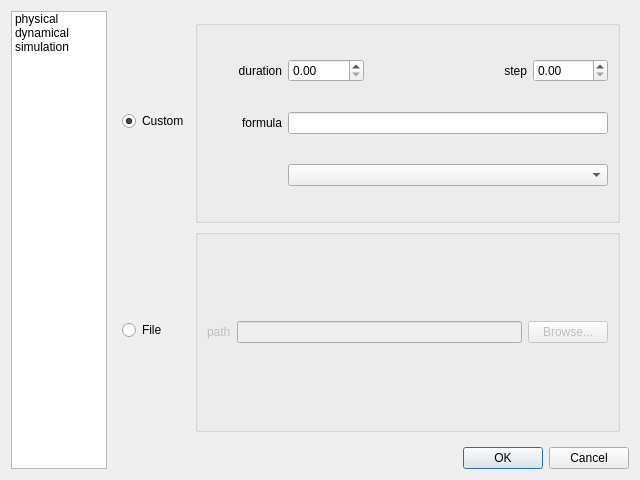
The window that trunk/Projet/trunk/Ui/parametersDialog.ui (BackupTheBerlios/qtfin-svn) describes before a commit, drawn with Qt 5.
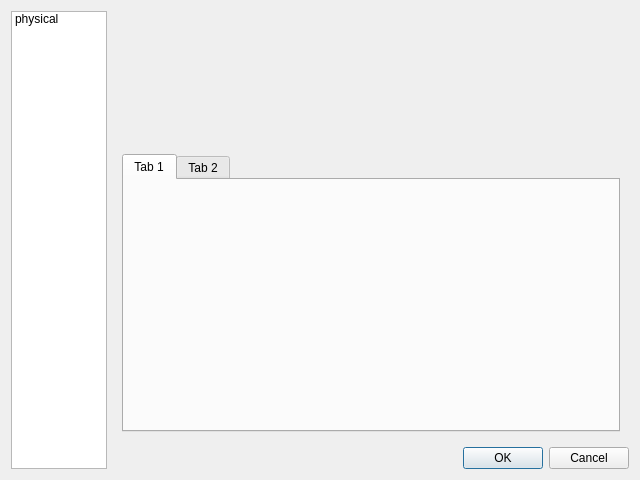
The same window after the commit.

```diff
--- a/trunk/Projet/trunk/Ui/parametersDialog.ui
+++ b/trunk/Projet/trunk/Ui/parametersDialog.ui
@@ -57,22 +57,12 @@
        <string>physical</string>
       </property>
      </item>
-     <item>
-      <property name="text">
-       <string>dynamical</string>
-      </property>
-     </item>
-     <item>
-      <property name="text">
-       <string>simulation</string>
-      </property>
-     </item>
     </widget>
    </item>
    <item row="0" column="1">
     <widget class="QStackedWidget" name="stackedWidget">
      <property name="currentIndex">
-      <number>1</number>
+      <number>0</number>
      </property>
      <widget class="QWidget" name="physicalPage">
       <layout class="QVBoxLayout" name="verticalLayout">
@@ -111,126 +101,6 @@
        </item>
       </layout>
      </widget>
-     <widget class="QWidget" name="dynamicalPage">
-      <layout class="QGridLayout" name="gridLayout_6">
-       <item row="1" column="1">
-        <widget class="QGroupBox" name="groupBox_6">
-         <property name="enabled">
-          <bool>false</bool>
-         </property>
-         <property name="sizePolicy">
-          <sizepolicy hsizetype="MinimumExpanding" vsizetype="MinimumExpanding">
-           <horstretch>0</horstretch>
-           <verstretch>0</verstretch>
-          </sizepolicy>
-         </property>
-         <layout class="QHBoxLayout" name="horizontalLayout_3">
-          <item>
-           <widget class="QLabel" name="pathLabel">
-            <property name="text">
-             <string>path</string>
-            </property>
-            <property name="buddy">
-             <cstring>pathLineEdit</cstring>
-            </property>
-           </widget>
-          </item>
-          <item>
-           <widget class="QLineEdit" name="pathLineEdit"/>
-          </item>
-          <item>
-           <widget class="QPushButton" name="browseButton">
-            <property name="text">
-             <string>Browse...</string>
-            </property>
-           </widget>
-          </item>
-         </layout>
-        </widget>
-       </item>
-       <item row="0" column="0">
-        <widget class="QRadioButton" name="customRadioButton">
-         <property name="text">
-          <string>Custom</string>
-         </property>
-         <property name="checked">
-          <bool>true</bool>
-         </property>
-        </widget>
-       </item>
-       <item row="1" column="0">
-        <widget class="QRadioButton" name="fileRadioButton">
-         <property name="text">
-          <string>File</string>
-         </property>
-        </widget>
-       </item>
-       <item row="0" column="1">
-        <widget class="QGroupBox" name="groupBox_5">
-         <property name="sizePolicy">
-          <sizepolicy hsizetype="MinimumExpanding" vsizetype="MinimumExpanding">
-           <horstretch>0</horstretch>
-           <verstretch>0</verstretch>
-          </sizepolicy>
-         </property>
-         <layout class="QGridLayout" name="gridLayout_7">
-          <item row="0" column="0">
-           <widget class="QLabel" name="durationLabel">
-            <property name="text">
-             <string>duration</string>
-            </property>
-            <property name="alignment">
-             <set>Qt::AlignRight|Qt::AlignTrailing|Qt::AlignVCenter</set>
-            </property>
-            <property name="buddy">
-             <cstring>durationDoubleSpinBox</cstring>
-            </property>
-           </widget>
-          </item>
-          <item row="0" column="3">
-           <widget class="QLabel" name="stepLabel">
-            <property name="text">
-             <string>step</string>
-            </property>
-            <property name="alignment">
-             <set>Qt::AlignRight|Qt::AlignTrailing|Qt::AlignVCenter</set>
-            </property>
-            <property name="buddy">
-             <cstring>stepDoubleSpinBox</cstring>
-            </property>
-           </widget>
-          </item>
-          <item row="1" column="0">
-           <widget class="QLabel" name="formulaLabel">
-            <property name="text">
-             <string>formula</string>
-            </property>
-            <property name="alignment">
-             <set>Qt::AlignRight|Qt::AlignTrailing|Qt::AlignVCenter</set>
-            </property>
-            <property name="buddy">
-             <cstring>formulaLineEdit</cstring>
-            </property>
-           </widget>
-          </item>
-          <item row="1" column="1" colspan="4">
-           <widget class="QLineEdit" name="formulaLineEdit"/>
-          </item>
-          <item row="2" column="1" colspan="4">
-           <widget class="QComboBox" name="formulaComboBox"/>
-          </item>
-          <item row="0" column="1">
-           <widget class="QDoubleSpinBox" name="durationDoubleSpinBox"/>
-          </item>
-          <item row="0" column="4">
-           <widget class="QDoubleSpinBox" name="stepDoubleSpinBox"/>
-          </item>
-         </layout>
-        </widget>
-       </item>
-      </layout>
-     </widget>
-     <widget class="QWidget" name="simulationPage"/>
     </widget>
    </item>
    <item row="1" column="1">
```
Left out of the diff: 32 changed lines with no effect on the pictures.
